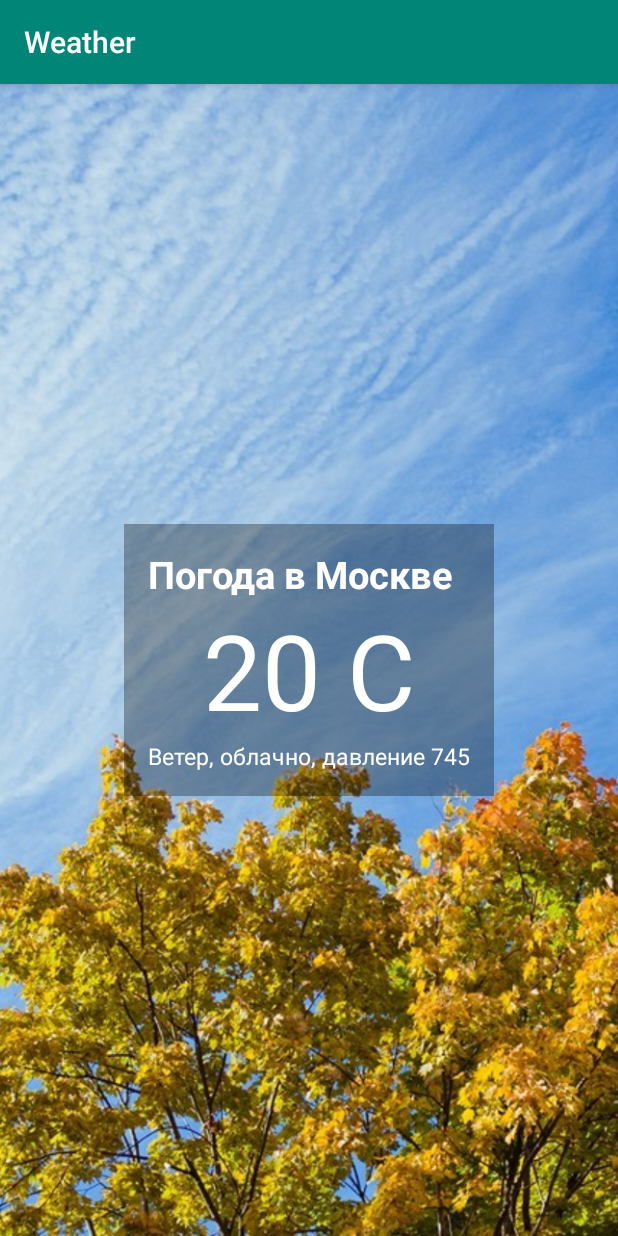
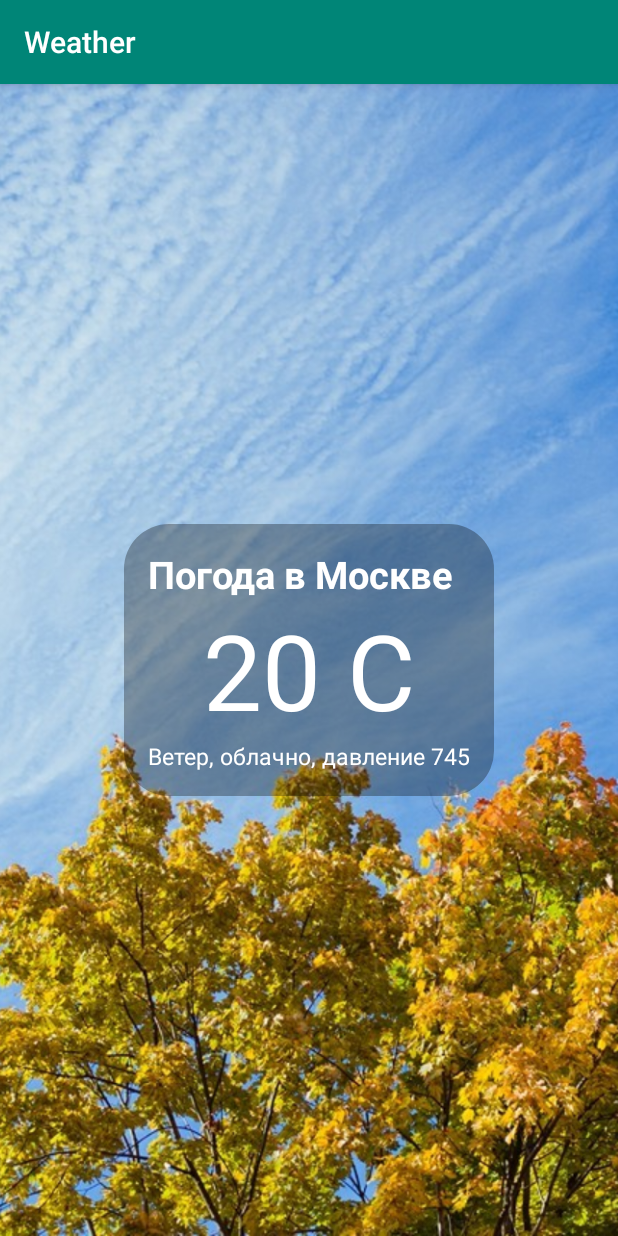
Before and after one commit to berbasovp/lesson01, an Android app: the screen it shows after launch (MainActivity), on a phone screen of 412 x 824 dp. Run offline under Robolectric (Android 15) with nearby library versions, the phone set to English and light mode, and no system bars.

Commit message:
подключил шаблон полукруга, перенес текст в string

```diff
--- /dev/null
+++ b/app/src/main/res/drawable/circle_ygl.xml
@@ -0,0 +1,5 @@
+<?xml version="1.0" encoding="utf-8"?>
+<shape xmlns:android="http://schemas.android.com/apk/res/android">
+    <corners android:radius="30dp" />
+    <solid android:color="#50000000"></solid>
+</shape>
--- a/app/src/main/res/layout/activity_main.xml
+++ b/app/src/main/res/layout/activity_main.xml
@@ -3,7 +3,9 @@
     xmlns:tools="http://schemas.android.com/tools"
     android:layout_width="match_parent"
     android:layout_height="match_parent"
-    tools:context="com.berbasov.weather.MainActivity">
+    tools:context="com.berbasov.weather.MainActivity"
+
+    >
 
     <ImageView
         android:layout_width="match_parent"
@@ -16,14 +18,15 @@
         android:layout_height="wrap_content"
         android:layout_centerHorizontal="true"
         android:layout_centerVertical="true"
-        android:background="#50000000"
+        android:background="@drawable/circle_ygl"
         android:orientation="vertical"
-        android:padding="16dp">
+        android:padding="16dp"
+        >
 
         <TextView
             android:layout_width="wrap_content"
             android:layout_height="wrap_content"
-            android:text="Погода в Москве"
+            android:text="@string/mos"
             android:textColor="#fff"
             android:textSize="25dp"
             android:textStyle="bold" />
@@ -39,7 +42,7 @@
         <TextView
             android:layout_width="wrap_content"
             android:layout_height="wrap_content"
-            android:text="Ветер, облачно, давление 745"
+            android:text="@string/des"
             android:textColor="#fff"
             android:textSize="15dp" />
     </LinearLayout>
--- a/app/src/main/res/values/strings.xml
+++ b/app/src/main/res/values/strings.xml
@@ -1,3 +1,5 @@
 <resources>
     <string name="app_name">Weather</string>
+    <string name="mos">Погода в Москве</string>
+    <string name="des">Ветер, облачно, давление 745</string>
 </resources>
```
